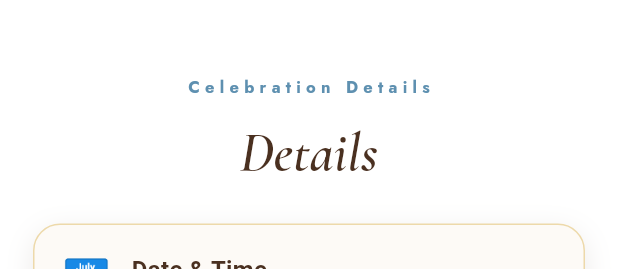
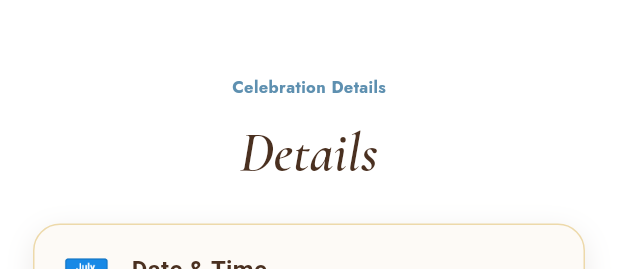
Before and after one commit to marinatharwat/baby_shower, a Flutter app: the _DetailsSection widget shown alone on an empty page, opened directly with empty values, on a phone screen of 412 x 824 dp. Shown: the top 269 px of the screen. Run offline on Flutter 3.47's test engine with Material 3 defaults, Android fonts, the phone set to English and light mode, and no system bars; drawn by our look-alikes of flutter_animate; our stand-ins replace google_fonts; Roboto replaces fonts that are missing (Tajawal).

Commit message:
update new

```diff
--- a/lib/invitation_page.dart
+++ b/lib/invitation_page.dart
@@ -423,7 +423,7 @@ class _DetailsSection extends StatelessWidget {
         children: [
           Text(
             isAr ? 'محطات رحلتنا' : 'Celebration Details',
-            style: GoogleFonts.jost(fontSize: 11, letterSpacing: 3.5, fontWeight: FontWeight.w700, color: AppColors.blueLight),
+            style: GoogleFonts.jost(fontSize: 11, fontWeight: FontWeight.w700, color: AppColors.blueLight),
           ),
           const SizedBox(height: 10),
           Text(
--- a/lib/widgets/rsvp_form.dart
+++ b/lib/widgets/rsvp_form.dart
@@ -234,7 +234,7 @@ class _RsvpFormState extends State<RsvpForm> {
     final titleText = isAr ? 'شكراً $_submittedName! 💙' : 'Thank you, $_submittedName! 💙';
     final bodyText = _attending
         ? (isAr
-            ? 'وصلت رسالتك وفرّحت قلبنا 🎉\nفي انتظار فرحتنا بيك يوم سبوع كيرلس!'
+            ? 'وصلت رسالتك وفرّحت قلبنا 🎉\nفي انتظار فرحتنا بيك يوم سبوع جان!'
             : 'Your message reached us and filled our hearts 🎉\nWe cannot wait to celebrate with you!')
         : (isAr
             ? 'وصلت رسالتك 💙\nسنشتاق لكم، ونحمل لكم المحبة دائماً.'
```
